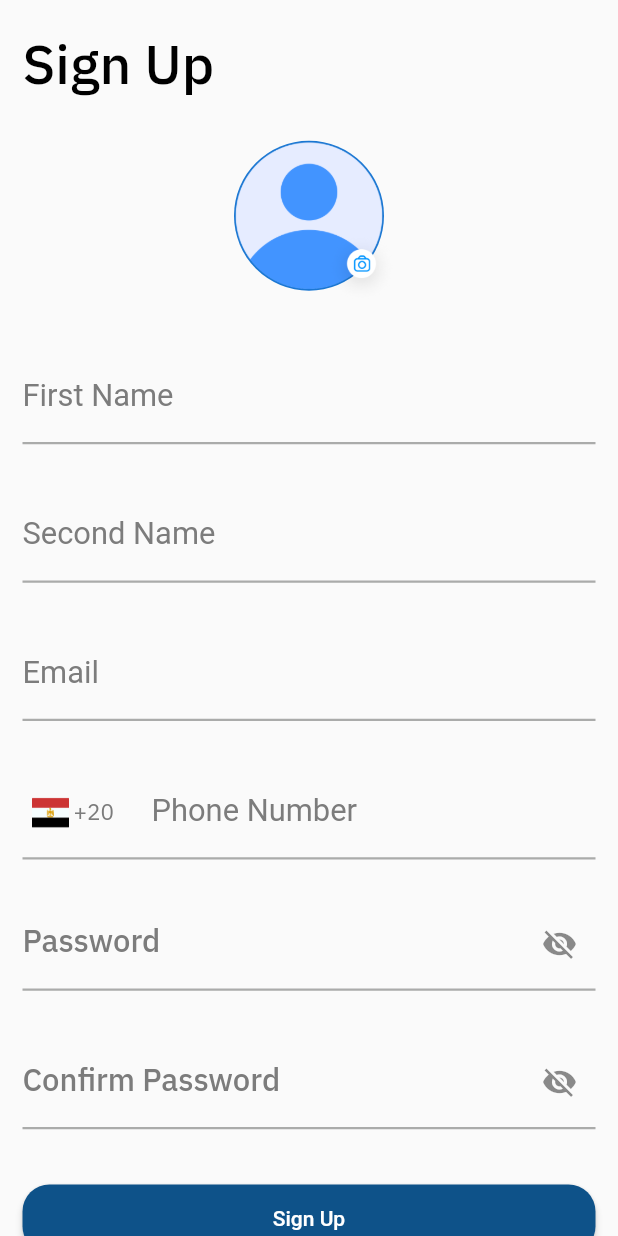
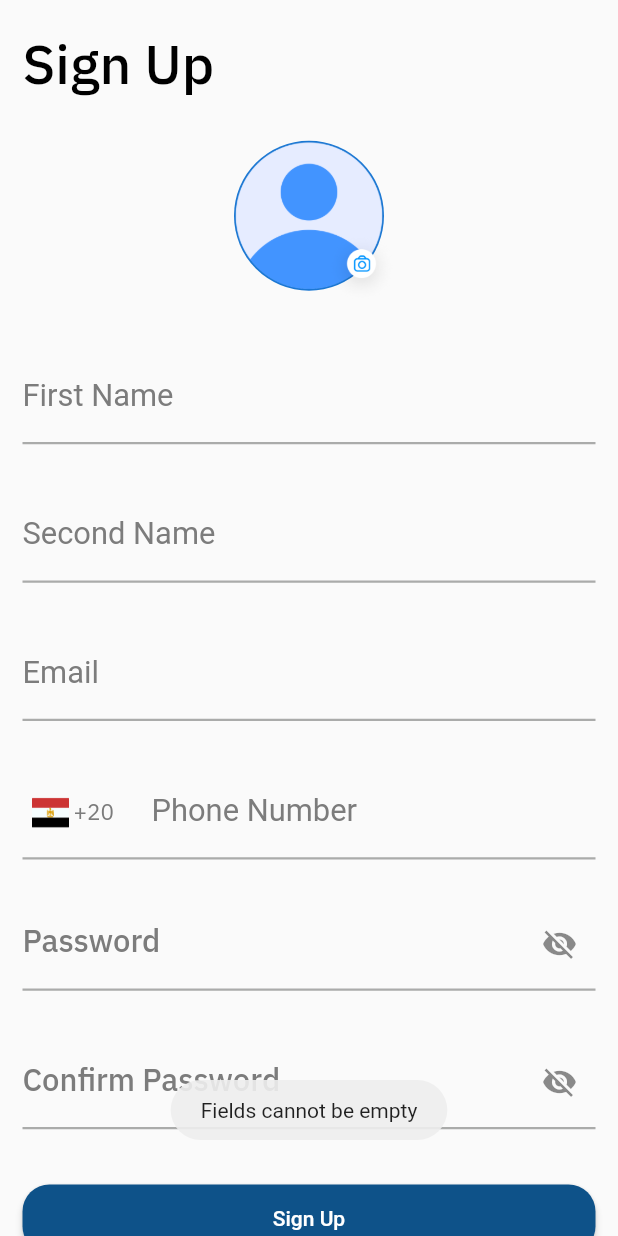
Before and after one commit to Smsrly/Smsrly-Application, a Flutter app: the SignUpScreen screen opened by its route, after a tap on "Sign Up", on a phone screen of 412 x 824 dp. Run offline on Flutter 3.47's test engine with Material 2 defaults, Android fonts, the phone set to English and light mode, and no system bars; our stand-ins replace awesome_dialog, flutter_screenutil, fluttertoast, image_picker, lottie; missing offline and left inert: fl_country_code_picker; accounts and stored records are empty.

Commit message:
updates on sign up view model

```diff
--- a/lib/ui/authentication_screens/login.dart
+++ b/lib/ui/authentication_screens/login.dart
@@ -8,6 +8,7 @@ import 'package:smsrly/ui/widgets/buttons/rounded_normal_button.dart';
 import 'package:smsrly/res/colors.dart';
 import 'package:smsrly/ui/widgets/text_fields/text_field_with_bottom_border.dart';
 import 'package:smsrly/utils/helpers/extensions.dart';
+import 'package:smsrly/viewmodel/app_view_model.dart';
 import 'package:smsrly/viewmodel/login_view_model.dart';
 
 import '../../utils/routes/route_name.dart';
@@ -118,8 +119,8 @@ class LoginScreen extends StatelessWidget {
                     builder: (context,authViewModel,child){
                       return RoundedButton(
                         onClick: () {
-                          print('email : ${_emailController.text}\npassword : ${_passwordController.text}');
                           authViewModel.loginUser(_emailController.text, _passwordController.text, (){
+                            Provider.of<AppViewModel>(context,listen: false).currUser = authViewModel.user;
                             Navigator.pushReplacementNamed(context, RouteName.screensContainerRoute);
                           });
                         },
--- a/lib/ui/authentication_screens/sign_up.dart
+++ b/lib/ui/authentication_screens/sign_up.dart
@@ -1,48 +1,59 @@
+import 'dart:io';
+
 import 'package:fl_country_code_picker/fl_country_code_picker.dart';
 import 'package:flutter/material.dart';
 import 'package:flutter/services.dart';
 import 'package:flutter_screenutil/flutter_screenutil.dart';
+import 'package:image_picker/image_picker.dart';
+import 'package:provider/provider.dart';
 import 'package:smsrly/res/dimen.dart';
 import 'package:smsrly/res/strings.dart';
 import 'package:smsrly/res/styles.dart';
 import 'package:smsrly/ui/widgets/buttons/rounded_normal_button.dart';
 import 'package:smsrly/ui/widgets/text_fields/text_field_with_bottom_border.dart';
 import 'package:smsrly/utils/helpers/extensions.dart';
+import 'package:smsrly/viewmodel/sign_up_view_model.dart';
 
 import '../../res/colors.dart';
 import '../../utils/routes/route_name.dart';
 
-class SignUpScreen extends StatefulWidget {
+class SignUpScreen extends StatelessWidget {
 
-  const SignUpScreen({Key? key}) : super(key: key);
+  SignUpScreen({Key? key}) : super(key: key);
 
-  @override
-  State<SignUpScreen> createState() => _SignUpScreenState();
-}
+  final _countryPicker = const FlCountryCodePicker();
+  final Widget _flag = Image.asset(StringManager.egyptFlag);
 
-class _SignUpScreenState extends State<SignUpScreen> {
-  bool _isPasswordFieldNotVisible = true;
-  bool _isConfirmPasswordFieldNotVisible = true;
-  final _countryPicker = const FlCountryCodePicker();
-  CountryCode? _countryCode;
-  Widget? _flag = Image.asset(StringManager.egyptFlag);
+  final TextEditingController _firstNameController = TextEditingController();
+  final TextEditingController _secondNameController = TextEditingController();
+  final TextEditingController _emailController = TextEditingController();
+  final TextEditingController _phoneNumberController = TextEditingController();
+  final TextEditingController _passController = TextEditingController();
+  final TextEditingController _confirmPassController = TextEditingController();
 
 
   Widget profilePicture(){
+    return Consumer<SignUpViewModel>(
+        builder: (context,signUpViewModel,child){
           return SizedBox(
-      width: 120,
-      height: 120,
+            width: 120 ,
+            height: 120 ,
             child: InkWell(
               child: Center(
                 child: Stack(alignment: Alignment.center, children: [
-            const SizedBox(
+                  SizedBox(
                       width: 100,
                       height: 100,
                       child: CircleAvatar(
                         radius: 30,
-                  backgroundImage: AssetImage(
-                      StringManager.profilePlaceholder),
-                )),
+                        backgroundImage:
+                        signUpViewModel.hasNoImage() ?
+                        const AssetImage(
+                            StringManager.profilePlaceholder
+                        )
+                        : FileImage(File(signUpViewModel.image.path)) as ImageProvider,
+                      )
+                  ),
                   SizedBox(
                     width: double.infinity,
                     height: double.infinity,
@@ -60,12 +71,17 @@ class _SignUpScreenState extends State<SignUpScreen> {
                   )
                 ]),
               ),
-        onTap: () {},
+              onTap: () async{
+                final image = await ImagePicker.platform.pickImage(source: ImageSource.gallery);
+                if(image != null){
+                  signUpViewModel.changeImage(image);
+                }
+              },
             ),
           );
         }
-
-
+    );
+  }
   @override
   Widget build(BuildContext context) {
     double width = MediaQuery.of(context).size.width;
@@ -97,19 +113,25 @@ class _SignUpScreenState extends State<SignUpScreen> {
                     label: StringManager.first,
                     inputType: TextInputType.name,
                     fontSize: 18.sp,
+                    controller: _firstNameController,
                   ),
                   25.h.he,
                   TextFieldWithBottomBorder(
                       label: StringManager.second,
                       inputType: TextInputType.name,
-                      fontSize: 18.sp),
+                      fontSize: 18.sp,
+                      controller: _secondNameController,
+                  ),
                   25.h.he,
                   TextFieldWithBottomBorder(
                       label: StringManager.email,
                       inputType: TextInputType.emailAddress,
+                      controller: _emailController,
                       fontSize: 18.sp),
                   25.h.he,
-                  TextFieldWithBottomBorder(
+                  Consumer<SignUpViewModel>(
+                      builder: (context,viewModel,child){
+                        return TextFieldWithBottomBorder(
                           label: StringManager.phoneNum,
                           inputType: TextInputType.number,
                           inputFormatter: <TextInputFormatter>[
@@ -124,50 +146,50 @@ class _SignUpScreenState extends State<SignUpScreen> {
                               onTap: () async {
                                 var code =
                                 await _countryPicker.showPicker(context: context);
-                          setState(() {
-                            if (code != null) {
-                              _countryCode = code;
-                              _flag = _countryCode?.flagImage;
+                                if(code != null){
+                                  viewModel.changeCountryCode(code);
                                 }
-                          });
                               },
                               child: Row(
                                 children: [
                                   SizedBox(
                                     width: 25,
-                              child: _countryCode != null
-                                  ? _countryCode?.flagImage
+                                    child: viewModel.countryCode != null
+                                        ? viewModel.countryCode!.flagImage
                                         : _flag,
                                   ),
                                   const SizedBox(
                                     width: 3,
                                   ),
                                   Text(
-                                _countryCode == null
+                                      viewModel.countryCode == null
                                           ? "+20"
-                                    : "${_countryCode?.dialCode}",
+                                          : viewModel.countryCode!.dialCode,
                                       style: AppStyles.bodyTextWithCursorColor
                                   )
                                 ],
                               ),
                             ),
                           ),
+                        );
+                      }
                   ),
                   25.he,
-                  TextFormField(
-                    obscureText: _isPasswordFieldNotVisible,
+                  Consumer<SignUpViewModel>(
+                      builder: (context,signUpViewModel,child){
+                        return TextFormField(
+                          obscureText: !signUpViewModel.isPasswordVisible,
                           cursorColor: const Color.fromRGBO(124, 124, 124, 1),
                           keyboardType: TextInputType.visiblePassword,
+                          controller: _passController,
                           decoration: InputDecoration(
                             labelText: StringManager.password,
                             suffixIcon: IconButton(
                                 onPressed: () {
-                            setState(() {
-                              _isPasswordFieldNotVisible =
-                                  !_isPasswordFieldNotVisible;
-                            });
+                                  signUpViewModel.togglePassword();
                                 },
-                          icon: Icon(_isPasswordFieldNotVisible
+                                icon: Icon(
+                                    !signUpViewModel.isPasswordVisible
                                     ? Icons.visibility_off
                                     : Icons.visibility)),
                             labelStyle: TextStyle(
@@ -188,22 +210,24 @@ class _SignUpScreenState extends State<SignUpScreen> {
                               ),
                             ),
                           ),
+                        );
+                      }
                   ),
                   25.h.he,
-                  TextFormField(
-                    obscureText: _isConfirmPasswordFieldNotVisible,
+                  Consumer<SignUpViewModel>(
+                      builder: (context,signUpViewModel,child){
+                        return TextFormField(
+                          obscureText: !signUpViewModel.isConfirmPasswordVisible,
                           cursorColor: const Color.fromRGBO(124, 124, 124, 1),
+                          controller: _confirmPassController,
                           keyboardType: TextInputType.visiblePassword,
                           decoration: InputDecoration(
                             labelText: StringManager.cPassword,
                             suffixIcon: IconButton(
                                 onPressed: () {
-                            setState(() {
-                              _isConfirmPasswordFieldNotVisible =
-                                  !_isConfirmPasswordFieldNotVisible;
-                            });
+                                  signUpViewModel.toggleConfirmPassword();
                                 },
-                          icon: Icon(_isConfirmPasswordFieldNotVisible
+                                icon: Icon(!signUpViewModel.isConfirmPasswordVisible
                                     ? Icons.visibility_off
                                     : Icons.visibility)),
                             labelStyle: TextStyle(
@@ -224,15 +248,28 @@ class _SignUpScreenState extends State<SignUpScreen> {
                               ),
                             ),
                           ),
+                        );
+                      }
                   ),
                   30.h.he,
                   SizedBox(
                     width: double.infinity,
-                    child: RoundedButton(
+                    child: Consumer<SignUpViewModel>(
+                      builder: (context,viewModel,child){
+                        return RoundedButton(
                           onClick: () {
-
+                            viewModel.signUp(
+                                _firstNameController.text,
+                                _secondNameController.text,
+                                _emailController.text,
+                                _phoneNumberController.text,
+                                _passController.text,
+                                _confirmPassController.text
+                            );
                           },
                           text: StringManager.signUp,
+                        );
+                      },
                     ),
                   ),
                   3.h.he,
--- a/lib/ui/authentication_screens/verify.dart
+++ b/lib/ui/authentication_screens/verify.dart
@@ -23,7 +23,7 @@ class VerifyScreen extends StatelessWidget {
                     Navigator.of(context).pushReplacement(MaterialPageRoute(
                         builder: (_)
                         {
-                          return const SignUpScreen();
+                          return SignUpScreen();
                         }),);
                   }, icon: const Icon(Icons.arrow_back_ios,size: 35,)),
 
--- a/lib/ui/widgets/text_fields/text_field_with_bottom_border.dart
+++ b/lib/ui/widgets/text_fields/text_field_with_bottom_border.dart
@@ -8,8 +8,9 @@ class TextFieldWithBottomBorder extends StatelessWidget {
   late double fontSize;
   TextEditingController? controller = TextEditingController();
   List<TextInputFormatter>? inputFormatter =[];
+  Function(String)? onTextChanged;
   final Widget? prefixIcon;
-  TextFieldWithBottomBorder({Key? key,required this.label,this.inputType,this.controller,this.inputFormatter,this.prefixIcon,required this.fontSize}) : super(key: key);
+  TextFieldWithBottomBorder({Key? key,required this.label,this.inputType,this.controller,this.inputFormatter,this.prefixIcon,required this.fontSize,this.onTextChanged}) : super(key: key);
 
   @override
   Widget build(BuildContext context) {
@@ -17,6 +18,7 @@ class TextFieldWithBottomBorder extends StatelessWidget {
       controller: controller,
       cursorColor: textFieldCursorColor,
       keyboardType: inputType,
+      onChanged: onTextChanged,
       inputFormatters: inputFormatter,
       decoration: InputDecoration(
         labelText: label,
--- a/lib/use_cases/user_use_cases/sign_up_use_case/user_signup_use_case.dart
+++ b/lib/use_cases/user_use_cases/sign_up_use_case/user_signup_use_case.dart
@@ -1,5 +1,3 @@
-import 'package:smsrly/models/user.dart';
-
 import '../../../res/strings.dart';
 import '../../../services/auth_service.dart';
 
@@ -19,14 +17,14 @@ class SignUpUseCase{
       String confirmPassword,
       Function(String) onFail
       ) async {
-    String res = _isValidData(firstName, secondName, email, phoneNumber, password, confirmPassword);
+    String res = isValidData(firstName, secondName, email, phoneNumber, password, confirmPassword);
     if(res == StringManager.success){
     }else{
       onFail(res);
     }
   }
 
-  String _isValidData(
+  String isValidData(
       String firstName,
       String secondName,
       String email,
--- a/lib/utils/routes/routes.dart
+++ b/lib/utils/routes/routes.dart
@@ -11,7 +11,7 @@ import 'package:smsrly/utils/routes/route_name.dart';
 final routes = {
   RouteName.onBoardingRoute: (context) => const OnBoarding(),
   RouteName.loginRoute: (context) => LoginScreen(),
-  RouteName.signUpRoute: (context) => const SignUpScreen(),
+  RouteName.signUpRoute: (context) => SignUpScreen(),
   RouteName.splashRoute: (context) => const SplashScreen(),
   RouteName.screensContainerRoute: (context) => const ScreensContainer(),
   RouteName.editProfileRoute: (context) => const EditProfileScreen(),
--- a/lib/viewmodel/sign_up_view_model.dart
+++ b/lib/viewmodel/sign_up_view_model.dart
@@ -1,5 +1,61 @@
+import 'package:fl_country_code_picker/fl_country_code_picker.dart';
 import 'package:flutter/foundation.dart';
+import 'package:image_picker/image_picker.dart';
+import 'package:smsrly/services/auth_service.dart';
+import 'package:smsrly/use_cases/user_use_cases/sign_up_use_case/user_signup_use_case.dart';
+import 'package:smsrly/utils/utils.dart';
 
-class SignUpViewModel with ChangeNotifier{
+import '../res/strings.dart';
 
+class SignUpViewModel with ChangeNotifier {
+  final AuthService _authService = AuthService();
+  SignUpUseCase? signUpUseCase;
+  PickedFile? _image;
+
+  PickedFile get image {
+    return _image!;
+  }
+
+  var isPasswordVisible = false;
+
+  void togglePassword() {
+    isPasswordVisible = !isPasswordVisible;
+    notifyListeners();
+  }
+
+  var isConfirmPasswordVisible = false;
+
+  void toggleConfirmPassword() {
+    isConfirmPasswordVisible = !isConfirmPasswordVisible;
+    notifyListeners();
+  }
+
+  CountryCode? _countryCode;
+
+  CountryCode? get countryCode => _countryCode;
+
+  void changeCountryCode(CountryCode code) {
+    _countryCode = code;
+    notifyListeners();
+  }
+
+  void changeImage(PickedFile pickedFile) {
+    _image = pickedFile;
+    notifyListeners();
+  }
+
+  bool hasNoImage() {
+    return _image == null;
+  }
+
+  Future signUp(String firstName, String secondName, String email,
+      String phoneNumber, String password, String confirmPassword) async {
+    signUpUseCase ??= SignUpUseCase(_authService);
+    final s = signUpUseCase?.isValidData(firstName, secondName, email, phoneNumber, password, confirmPassword);
+    if(s!=StringManager.success){
+      Utils.showToast(
+          s!, 1
+      );
+    }
+  }
 }
--- a/pubspec.yaml
+++ b/pubspec.yaml
@@ -43,6 +43,7 @@ dependencies:
   flutter_screenutil: ^5.5.4
   provider: ^6.0.1
   fluttertoast: ^8.0.8
+  image_picker: ^0.8.7+1
 
 dev_dependencies:
   flutter_test:
```
Also changed, not shown: pubspec.lock. Lines whose indentation alone changed are shown as unchanged.
